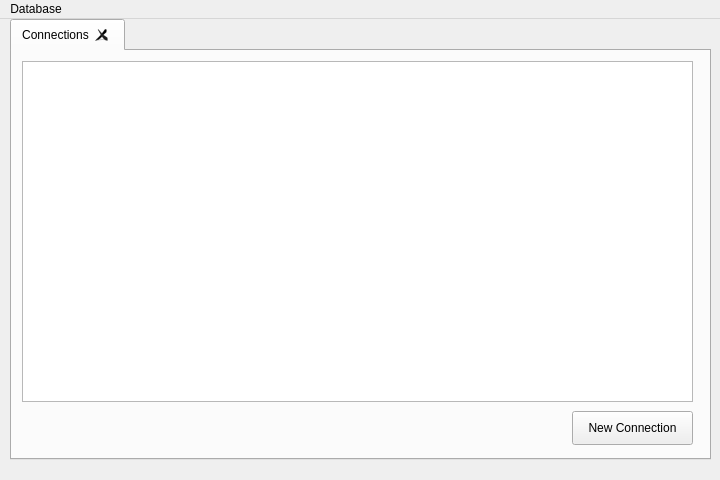
Above: ui/forms/MainWindow.ui from daqt/daqt before the change. Below: the same form after it.
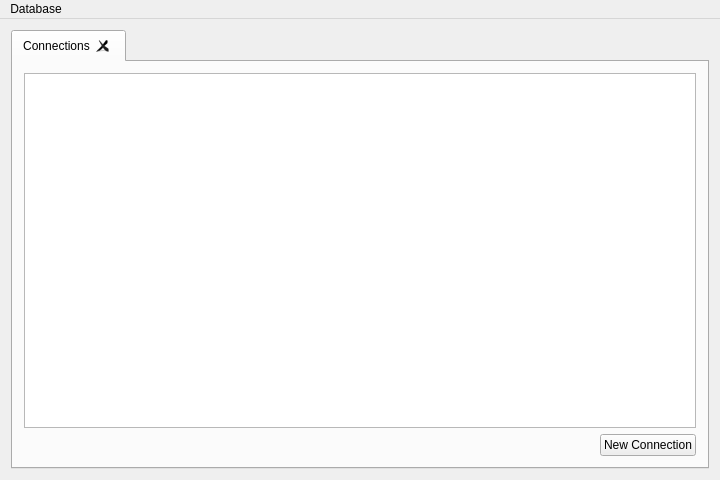
That is the form after the change.

Commit message: Renamed SavedDatabases to SavedConnections and added layout

The edit to the form file:
```diff
--- a/ui/forms/MainWindow.ui
+++ b/ui/forms/MainWindow.ui
@@ -12,8 +12,8 @@
   </property>
   <property name="minimumSize">
    <size>
-    <width>480</width>
-    <height>320</height>
+    <width>0</width>
+    <height>0</height>
    </size>
   </property>
   <property name="windowTitle">
@@ -23,15 +23,9 @@
    <locale language="English" country="UnitedStates"/>
   </property>
   <widget class="QWidget" name="centralWidget">
+   <layout class="QGridLayout" name="gridLayout">
+    <item row="0" column="0">
    <widget class="QTabWidget" name="tabWidget">
-    <property name="geometry">
-     <rect>
-      <x>10</x>
-      <y>0</y>
-      <width>701</width>
-      <height>441</height>
-     </rect>
-    </property>
     <property name="currentIndex">
      <number>0</number>
     </property>
@@ -42,15 +36,9 @@
      <attribute name="title">
       <string>Connections</string>
      </attribute>
+       <layout class="QGridLayout" name="gridLayout_2">
+        <item row="0" column="0">
      <widget class="QTableView" name="tableDatabases">
-      <property name="geometry">
-       <rect>
-        <x>10</x>
-        <y>10</y>
-        <width>671</width>
-        <height>341</height>
-       </rect>
-      </property>
       <property name="editTriggers">
        <set>QAbstractItemView::NoEditTriggers</set>
       </property>
@@ -82,21 +70,19 @@
        <bool>false</bool>
       </attribute>
      </widget>
+        </item>
+        <item row="1" column="0" alignment="Qt::AlignRight">
      <widget class="QPushButton" name="buttonNewConnection">
-      <property name="geometry">
-       <rect>
-        <x>560</x>
-        <y>360</y>
-        <width>121</width>
-        <height>34</height>
-       </rect>
-      </property>
       <property name="text">
        <string>New Connection</string>
       </property>
      </widget>
-    </widget>
-   </widget>
+        </item>
+       </layout>
+      </widget>
+     </widget>
+    </item>
+   </layout>
   </widget>
   <widget class="QMenuBar" name="menuBar">
    <property name="geometry">
```
Lines whose indentation alone changed are shown as unchanged. The commit also changes 8 other files.
